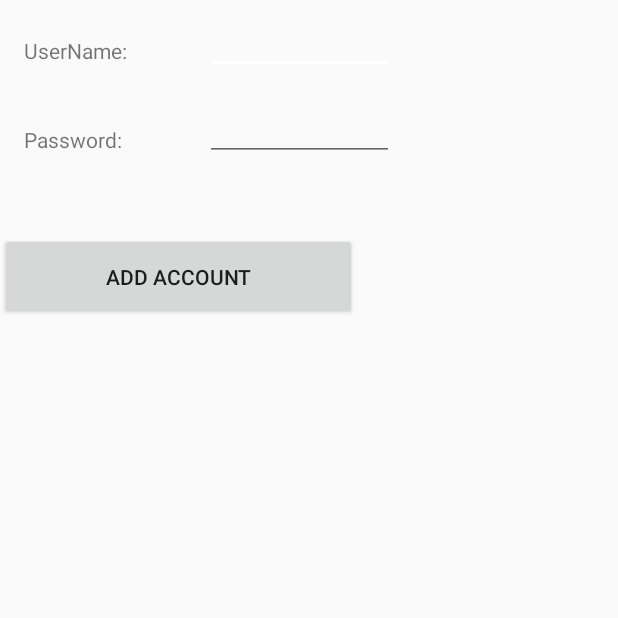
After one commit to songtao542/Simples, an Android app: the AccountTestActivity screen opened directly, with no data from a screen before it, on a phone screen of 412 x 824 dp, the top half of it. The commit adds this screen. Run offline under Robolectric (Android 15) with nearby library versions, the phone set to English and light mode, and no system bars; our stand-ins replace ButterKnife.

Commit message:
Add account demo
Signed-off-by: songtao542 <songtao542@gmail.com>

```diff
--- a/app/build.gradle
+++ b/app/build.gradle
@@ -131,7 +131,6 @@ dependencies {
     compile 'com.android.support.constraint:constraint-layout:1.0.2'
     compile 'com.android.support:design:25.3.1'
     compile 'com.google.dagger:dagger:2.+'
-    annotationProcessor 'com.google.dagger:dagger-compiler:2.+'
     compile 'com.squareup.retrofit2:retrofit:2.2.0'
     compile 'com.squareup.retrofit2:adapter-rxjava2:2.2.0'
     compile 'com.squareup.retrofit2:converter-gson:2.2.0'
@@ -139,9 +138,10 @@ dependencies {
     compile 'io.reactivex.rxjava2:rxjava:2.0.8'
     compile 'io.reactivex.rxjava2:rxandroid:2.0.1'
     compile 'com.jakewharton:butterknife:8.5.1'
+    testCompile 'junit:junit:4.12'
+    annotationProcessor 'com.google.dagger:dagger-compiler:2.+'
     annotationProcessor 'com.jakewharton:butterknife-compiler:8.5.1'
     demoCompile 'com.android.support:cardview-v7:25.3.1'
     fullCompile 'com.android.support:cardview-v7:25.3.1'
     releaseCompile 'com.android.support:cardview-v7:25.3.1'
-    testCompile 'junit:junit:4.12'
 }
--- /dev/null
+++ b/app/src/main/java/com/song/example/account/AccountTestActivity.java
@@ -0,0 +1,72 @@
+package com.song.example.account;
+
+import android.accounts.Account;
+import android.accounts.AccountAuthenticatorActivity;
+import android.accounts.AccountManager;
+import android.content.ContentResolver;
+import android.content.Context;
+import android.content.Intent;
+import android.os.Bundle;
+import android.text.TextUtils;
+import android.util.Log;
+import android.view.View;
+import android.widget.EditText;
+import android.widget.Toast;
+
+import com.song.example.LogTag;
+import com.song.example.R;
+import com.song.example.provider.BookContent;
+
+import butterknife.BindView;
+import butterknife.ButterKnife;
+
+
+public class AccountTestActivity extends AccountAuthenticatorActivity {
+
+    public static final String ACCOUNT_TYPE = "com.song.example";
+    public static final String AUTHORITY = BookContent.AUTHORITY;
+
+    @BindView(R.id.username)
+    EditText mUsername;
+    @BindView(R.id.password)
+    EditText mPassword;
+
+    @Override
+    protected void onCreate(Bundle savedInstanceState) {
+        super.onCreate(savedInstanceState);
+        setContentView(R.layout.activity_account_test);
+        ButterKnife.bind(this);
+    }
+
+
+    public void handleLogin(View view) {
+
+        String username = mUsername.getText().toString();
+
+        String password = mPassword.getText().toString();
+        if (TextUtils.isEmpty(username) || TextUtils.isEmpty(password)) {
+            Toast.makeText(this, "User name or password must be not empty", Toast.LENGTH_SHORT).show();
+        } else {
+            Log.i(LogTag.TAG, "handleLogin");
+            AccountManager accountManager = (AccountManager) getSystemService(Context.ACCOUNT_SERVICE);
+            final Account account = new Account(username, ACCOUNT_TYPE);
+//            if (mRequestNewAccount) {
+            accountManager.addAccountExplicitly(account, password, null);
+//                // Set contacts sync for this account.
+//                ContentResolver.setSyncAutomatically(account, ContactsContract.AUTHORITY, true);
+//            } else {
+            //accountManager.setPassword(account, password);
+//            }
+
+            ContentResolver.setIsSyncable(account, AUTHORITY, 1);
+            ContentResolver.setSyncAutomatically(account, AUTHORITY, true);
+
+            final Intent intent = new Intent();
+            intent.putExtra(AccountManager.KEY_ACCOUNT_NAME, username);
+            intent.putExtra(AccountManager.KEY_ACCOUNT_TYPE, ACCOUNT_TYPE);
+            setAccountAuthenticatorResult(intent.getExtras());
+            setResult(RESULT_OK, intent);
+            finish();
+        }
+    }
+}
--- /dev/null
+++ b/app/src/main/res/layout/activity_account_test.xml
@@ -0,0 +1,62 @@
+<?xml version="1.0" encoding="utf-8"?>
+<android.support.constraint.ConstraintLayout xmlns:android="http://schemas.android.com/apk/res/android"
+    xmlns:app="http://schemas.android.com/apk/res-auto"
+    xmlns:tools="http://schemas.android.com/tools"
+    android:layout_width="match_parent"
+    android:layout_height="match_parent"
+    tools:context="com.song.example.account.AccountTestActivity">
+
+    <TextView
+        android:id="@+id/label1"
+        android:layout_width="wrap_content"
+        android:layout_height="wrap_content"
+        android:layout_marginLeft="16dp"
+        android:layout_marginStart="16dp"
+        android:layout_marginTop="24dp"
+        android:text="UserName:"
+        app:layout_constraintLeft_toLeftOf="parent"
+        app:layout_constraintTop_toTopOf="parent"
+        tools:ignore="MissingConstraints" />
+
+    <EditText
+        android:id="@+id/username"
+        android:layout_width="126dp"
+        android:layout_height="39dp"
+        android:layout_marginLeft="51dp"
+        android:layout_marginStart="51dp"
+        app:layout_constraintBaseline_toBaselineOf="@+id/label1"
+        app:layout_constraintLeft_toRightOf="@+id/label1"
+        tools:ignore="MissingConstraints" />
+
+    <TextView
+        android:id="@+id/label2"
+        android:layout_width="wrap_content"
+        android:layout_height="wrap_content"
+        android:layout_marginLeft="16dp"
+        android:layout_marginStart="16dp"
+        android:layout_marginTop="40dp"
+        android:text="Password:"
+        app:layout_constraintLeft_toLeftOf="parent"
+        app:layout_constraintTop_toBottomOf="@+id/label1"
+        tools:ignore="MissingConstraints" />
+
+    <EditText
+        android:id="@+id/password"
+        android:layout_width="126dp"
+        android:layout_height="38dp"
+        android:layout_marginLeft="55dp"
+        android:layout_marginStart="55dp"
+        app:layout_constraintBaseline_toBaselineOf="@+id/label2"
+        app:layout_constraintLeft_toRightOf="@+id/label2"
+        tools:ignore="MissingConstraints" />
+
+    <Button
+        android:layout_width="238dp"
+        android:layout_height="58dp"
+        android:layout_marginTop="48dp"
+        android:onClick="handleLogin"
+        android:text="Add Account"
+        app:layout_constraintTop_toBottomOf="@+id/password"
+        tools:layout_editor_absoluteX="16dp" />
+
+</android.support.constraint.ConstraintLayout>
--- a/app/src/main/res/layout/activity_launcher.xml
+++ b/app/src/main/res/layout/activity_launcher.xml
@@ -44,6 +44,11 @@
             android:layout_width="match_parent"
             android:layout_height="60dp"
             android:text="@string/title_activity_rxjava_test" />
+        <Button
+            android:id="@+id/account_test"
+            android:layout_width="match_parent"
+            android:layout_height="60dp"
+            android:text="@string/title_activity_account_test" />
 
 
     </LinearLayout>
```
Also changed, not shown: app/src/main/AndroidManifest.xml (+38 -2 lines), app/src/main/java/com/song/example/LauncherActivity.java (+7 -0 lines), app/src/main/java/com/song/example/account/Authenticator.java (added, +73 -0 lines), app/src/main/java/com/song/example/account/SyncAdapter.java (added, +124 -0 lines), app/src/main/java/com/song/example/account/SyncService.java (added, +28 -0 lines), app/src/main/java/com/song/example/account/TestAccountService.java (added, +29 -0 lines), app/src/main/java/com/song/example/rxjava/RxJavaTestActivity.java (+32 -0 lines), app/src/main/res/values/strings.xml (+8 -0 lines), app/src/main/res/xml/account_preferences.xml (added, +13 -0 lines), app/src/main/res/xml/authenticator_test.xml (added, +29 -0 lines), app/src/main/res/xml/syncadapter_test.xml (added, +37 -0 lines).
